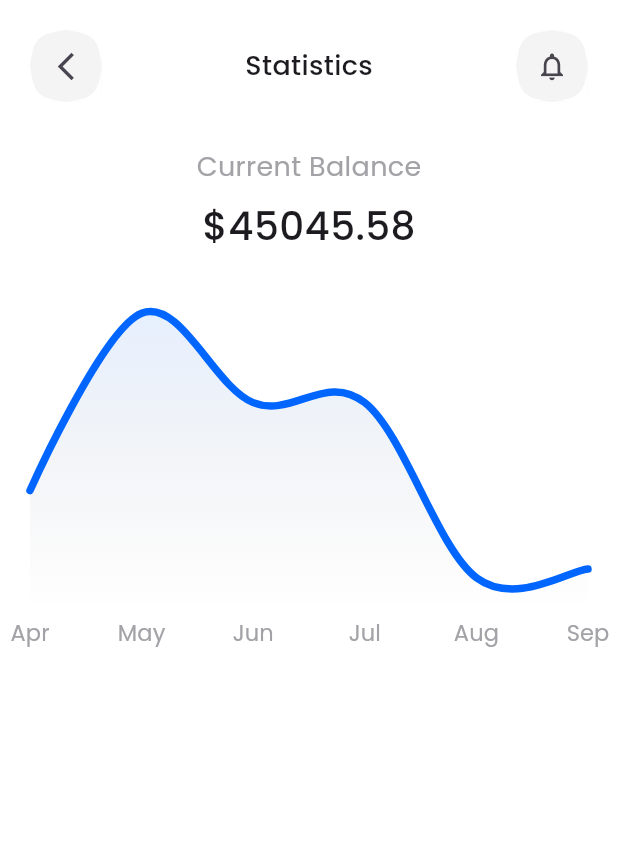
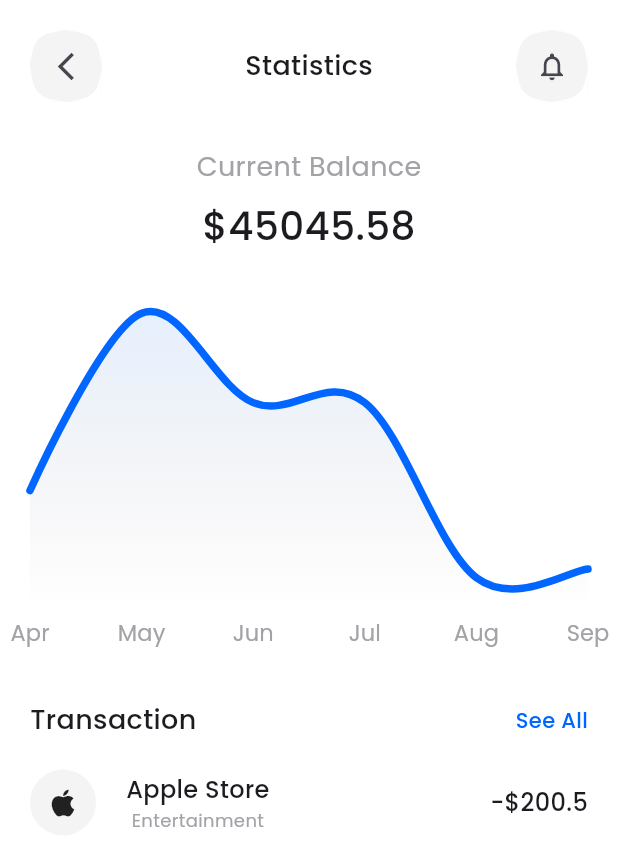
Before and after one commit to ACICT-DEPI/SHR1_SWD4_S1e-Banking-Mobile-App, a Flutter app: the screen it shows after launch, on a phone screen of 412 x 824 dp. Shown: the top 866 px of the screen. Run offline on Flutter 3.47's test engine with Material 3 defaults, Android fonts, the phone set to English and light mode, and no system bars; drawn by our look-alikes of fl_chart.

Commit message:
Finish Statistics view (Ui)

```diff
--- /dev/null
+++ b/lib/core/widgets/transaction_item.dart
@@ -0,0 +1,62 @@
+import 'package:flutter/material.dart';
+
+import '../styles/colors.dart';
+import '../styles/texts_style.dart';
+
+class TransactionItem extends StatelessWidget {
+  const TransactionItem({
+    super.key,
+    required this.icon,
+    required this.title,
+    required this.subTitle,
+    required this.amount,
+  });
+
+  final IconData icon;
+  final String title;
+  final String subTitle;
+  final double amount;
+
+  @override
+  Widget build(BuildContext context) {
+    return Row(
+      children: [
+        Container(
+          decoration: const BoxDecoration(
+            color: AppColors.greyF4,
+            shape: BoxShape.circle,
+          ),
+          padding: const EdgeInsets.all(10),
+          child: Icon(icon),
+        ),
+        const SizedBox(width: 20.0),
+        Column(
+          children: [
+            Text(
+              title,
+              style: TextsStyle.textStyleMedium16,
+            ),
+            Text(
+              subTitle,
+              style: TextsStyle.textStyleRegular12
+                  .copyWith(color: AppColors.greyA7),
+            ),
+          ],
+        ),
+        Spacer(),
+        Text(
+          getAmountText(),
+          style: TextsStyle.textStyleMedium16,
+        )
+      ],
+    );
+  }
+
+  String getAmountText() {
+    if (amount < 0) {
+      return "-\$${amount.abs()}";
+    }else{
+      return "\$${amount.abs()}";
+    }
+  }
+}
--- a/lib/features/statistics/presentation/views/widgets/statistics_view_body.dart
+++ b/lib/features/statistics/presentation/views/widgets/statistics_view_body.dart
@@ -5,6 +5,7 @@ import '../../../data/month_model.dart';
 import 'balance_chart.dart';
 import 'current_balance.dart';
 import 'statistics_app_bar.dart';
+import 'transaction_section.dart';
 
 class StatisticsViewBody extends StatelessWidget {
   const StatisticsViewBody({super.key});
@@ -16,15 +17,13 @@ class StatisticsViewBody extends StatelessWidget {
     const double currentBalance = 45045.58;
 
     return Padding(
-      padding: const EdgeInsets.symmetric(horizontal: 20.0),
+      padding: const EdgeInsets.only(left: 20.0, right: 20.0, top: 20.0),
       child: Column(
         children: [
-          const Padding(
-            padding: EdgeInsets.only(top: 20.0),
-            child: StatisticsAppBar(),
-          ),
+          const StatisticsAppBar(),
           Expanded(
             child: SingleChildScrollView(
+              physics: const BouncingScrollPhysics(),
               child: Column(
                 children: [
                   const SizedBox(height: 30),
@@ -37,6 +36,8 @@ class StatisticsViewBody extends StatelessWidget {
                     ),
                     maxBalance: Functions.getMaxBalance(lastSixMonthsBalance),
                   ),
+                  const SizedBox(height: 30),
+                  const TransactionSection()
                 ],
               ),
             ),
--- /dev/null
+++ b/lib/features/statistics/presentation/views/widgets/transaction_items_column.dart
@@ -0,0 +1,22 @@
+import 'package:flutter/material.dart';
+
+import '../../../../../core/widgets/transaction_item.dart';
+
+class TransactionItemsColumn extends StatelessWidget {
+  const TransactionItemsColumn({super.key});
+
+  @override
+  Widget build(BuildContext context) {
+    return const Column(
+      children: [
+        TransactionItem(
+          icon: Icons.apple,
+          title: "Apple Store",
+          subTitle: "Entertainment",
+          amount: -200.5,
+        ),
+        SizedBox(height: 24,),
+      ],
+    );
+  }
+}
--- /dev/null
+++ b/lib/features/statistics/presentation/views/widgets/transaction_section.dart
@@ -0,0 +1,35 @@
+import 'package:flutter/material.dart';
+
+import '../../../../../core/styles/colors.dart';
+import '../../../../../core/styles/texts_style.dart';
+import 'transaction_items_column.dart';
+
+class TransactionSection extends StatelessWidget {
+  const TransactionSection({
+    super.key,
+  });
+
+  @override
+  Widget build(BuildContext context) {
+    return Column(
+      children: [
+        Row(
+          mainAxisAlignment: MainAxisAlignment.spaceBetween,
+          children: [
+            const Text(
+              "Transaction",
+              style: TextsStyle.textStyleMedium18,
+            ),
+            Text(
+              "See All",
+              style:
+                  TextsStyle.textStyleMedium14.copyWith(color: AppColors.blue),
+            ),
+          ],
+        ),
+        const SizedBox(height: 20.0),
+        const TransactionItemsColumn(),
+      ],
+    );
+  }
+}
```
